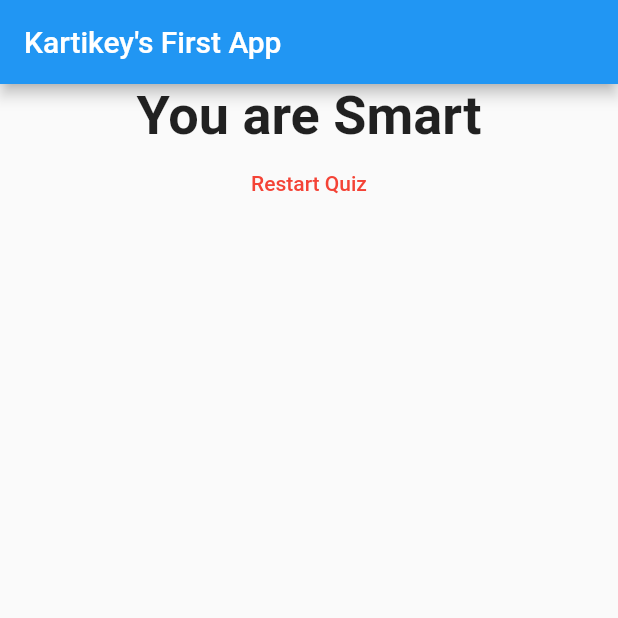
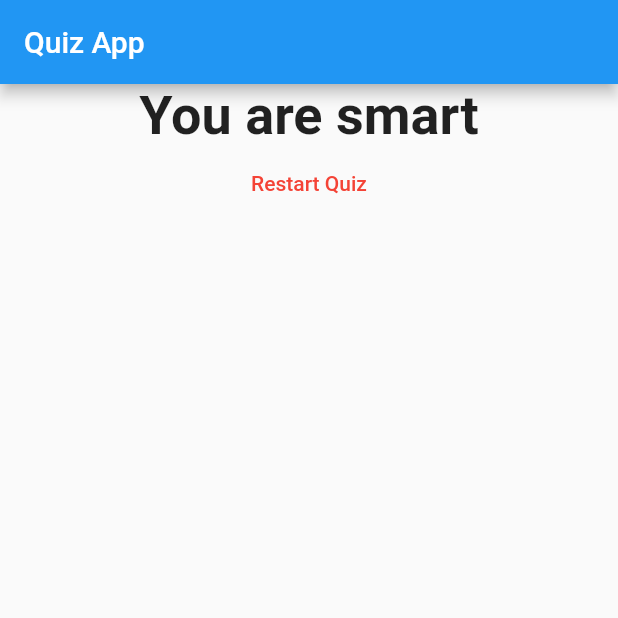
Before and after one commit to kartikpachori/quizapp, a Flutter app: the screen it shows after launch, after a tap on "BLACK", after a tap on "LION", after a tap on "VIRAT", on a phone screen of 412 x 824 dp, the top half of it. Run offline on Flutter 3.47's test engine with Material 2 defaults, Android fonts, the phone set to English and light mode, and no system bars.

Commit message:
quiz logo

```diff
--- a/lib/main.dart
+++ b/lib/main.dart
@@ -72,9 +72,10 @@ class _MyAppState extends State<MyApp> {
   @override
   Widget build(BuildContext context) {
     return MaterialApp(
+      debugShowCheckedModeBanner: false,
       home: Scaffold(
         appBar: AppBar(
-          title: Text('Kartikey\'s First App'),
+          title: Text('Quiz App'),
         ),
         body: _questionIndex < _questions.length
             ? Quiz(
--- a/lib/result.dart
+++ b/lib/result.dart
@@ -9,13 +9,17 @@ class Result extends StatelessWidget {
   String get resultPhrase {
     String resultText;
     if (resultScore <= 10) {
-      resultText = 'You Are Dumb';
-    } else if (resultScore <= 20) {
-      resultText = 'You Are Innocent';
+      resultText =
+          'You are Weak';
+    } else if (resultScore <=15 ) {
+      resultText =
+          'You are Innocent ';
     } else if (resultScore <= 25) {
-      resultText = 'You Are Strong';
+      resultText =
+          'You are Strong';
     } else {
-      resultText = 'You are Smart';
+      resultText =
+          'You are smart';
     }
     return resultText;
   }
--- a/pubspec.yaml
+++ b/pubspec.yaml
@@ -31,6 +31,11 @@ environment:
 dependencies:
   flutter:
     sdk: flutter
+  flutter_launcher_icons: ^0.12.0
+
+flutter_icons:
+  android: true
+  image_path: "images/perso.png"
 
 
   # The following adds the Cupertino Icons font to your application.
```
Also changed, not shown: images/perso.png (added), pubspec.lock, 6 other files.
